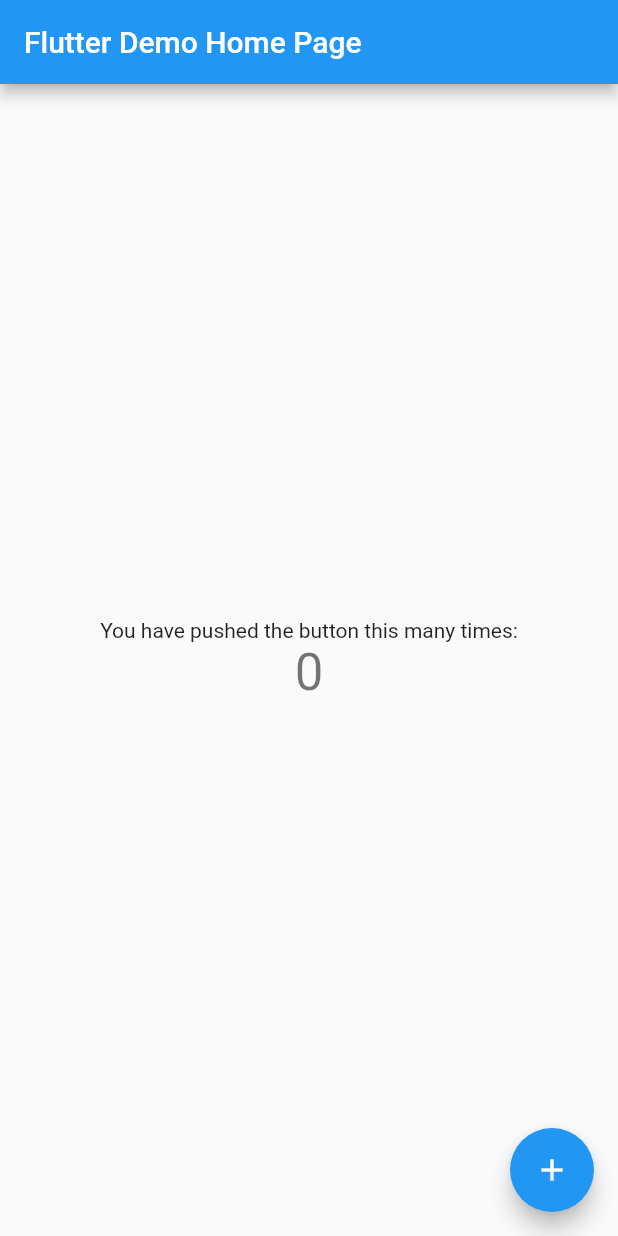
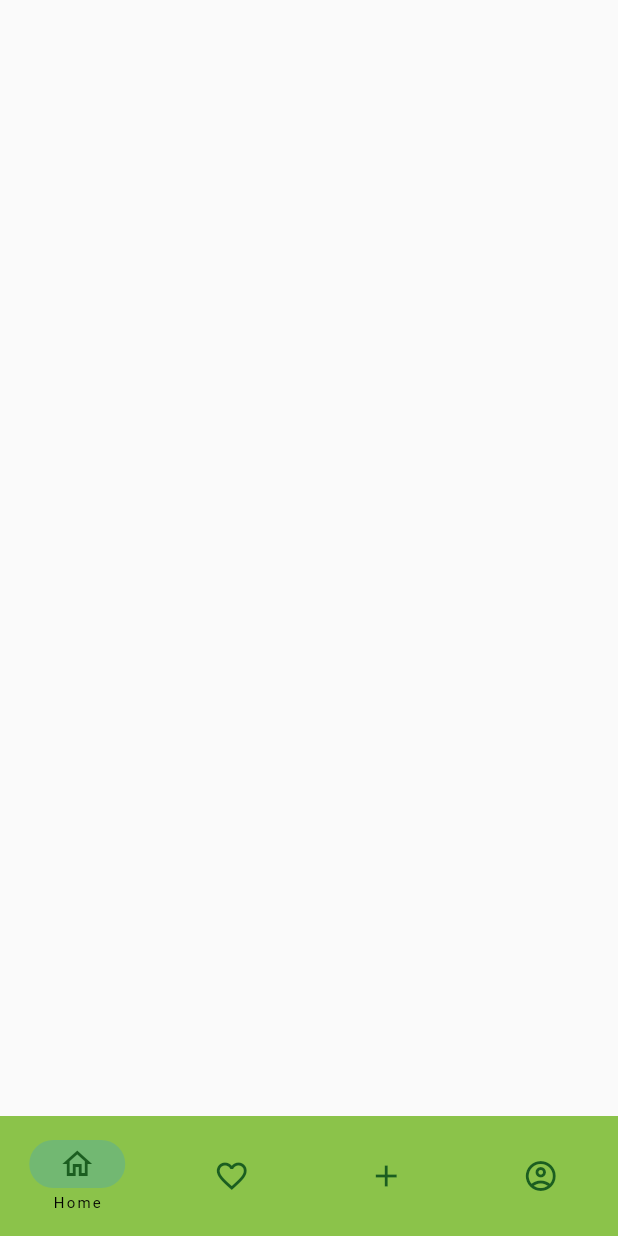
Before and after one commit to fgor14/Drunky, a Flutter app: the screen it shows after launch, on a phone screen of 412 x 824 dp. Run offline on Flutter 3.47's test engine with Material 2 defaults, Android fonts, the phone set to English and light mode, and no system bars.

Commit message:
navbar basic

```diff
--- a/drunky_app/lib/main.dart
+++ b/drunky_app/lib/main.dart
@@ -48,18 +48,7 @@
 }
 
 class _MyHomePageState extends State<MyHomePage> {
-  int _counter = 0;
-
-  void _incrementCounter() {
-    setState(() {
-      // This call to setState tells the Flutter framework that something has
-      // changed in this State, which causes it to rerun the build method below
-      // so that the display can reflect the updated values. If we changed
-      // _counter without calling setState(), then the build method would not be
-      // called again, and so nothing would appear to happen.
-      _counter++;
-    });
-  }
+  int _selectedIndex = 0;
 
   @override
   Widget build(BuildContext context) {
@@ -70,45 +59,23 @@
     // fast, so that you can just rebuild anything that needs updating rather
     // than having to individually change instances of widgets.
     return Scaffold(
-      appBar: AppBar(
-        // Here we take the value from the MyHomePage object that was created by
-        // the App.build method, and use it to set our appbar title.
-        title: Text(widget.title),
-      ),
-      body: Center(
-        // Center is a layout widget. It takes a single child and positions it
-        // in the middle of the parent.
-        child: Column(
-          // Column is also a layout widget. It takes a list of children and
-          // arranges them vertically. By default, it sizes itself to fit its
-          // children horizontally, and tries to be as tall as its parent.
-          //
-          // Invoke "debug painting" (press "p" in the console, choose the
-          // "Toggle Debug Paint" action from the Flutter Inspector in Android
-          // Studio, or the "Toggle Debug Paint" command in Visual Studio Code)
-          // to see the wireframe for each widget.
-          //
-          // Column has various properties to control how it sizes itself and
-          // how it positions its children. Here we use mainAxisAlignment to
-          // center the children vertically; the main axis here is the vertical
-          // axis because Columns are vertical (the cross axis would be
-          // horizontal).
-          mainAxisAlignment: MainAxisAlignment.center,
-          children: <Widget>[
-            const Text(
-              'You have pushed the button this many times:',
-            ),
-            Text(
-              '$_counter',
-              style: Theme.of(context).textTheme.headlineMedium,
-            ),
-          ],
-        ),
-      ),
-      floatingActionButton: FloatingActionButton(
-        onPressed: _incrementCounter,
-        tooltip: 'Increment',
-        child: const Icon(Icons.add),
+      bottomNavigationBar: NavigationBar(
+
+        selectedIndex: _selectedIndex,
+        elevation: 0,
+        labelBehavior: NavigationDestinationLabelBehavior.onlyShowSelected,
+        backgroundColor: Colors.lightGreen,
+        onDestinationSelected: (value) {
+          setState(() {
+            _selectedIndex = value;
+          });
+        },
+        destinations: [
+          NavigationDestination(icon: Icon(Icons.home_outlined, color: Colors.green[900]), label: 'Home' ),
+          NavigationDestination(icon: Icon(Icons.favorite_outline, color: Colors.green[900]), label: 'Favorite'),
+          NavigationDestination(icon: Icon(Icons.add, color: Colors.green[900]), label: 'Create'),
+          NavigationDestination(icon: Icon(Icons.account_circle_outlined, color: Colors.green[900]), label: 'Account')
+        ],
       ), // This trailing comma makes auto-formatting nicer for build methods.
     );
   }
```
Also changed, not shown: 1 other file.
